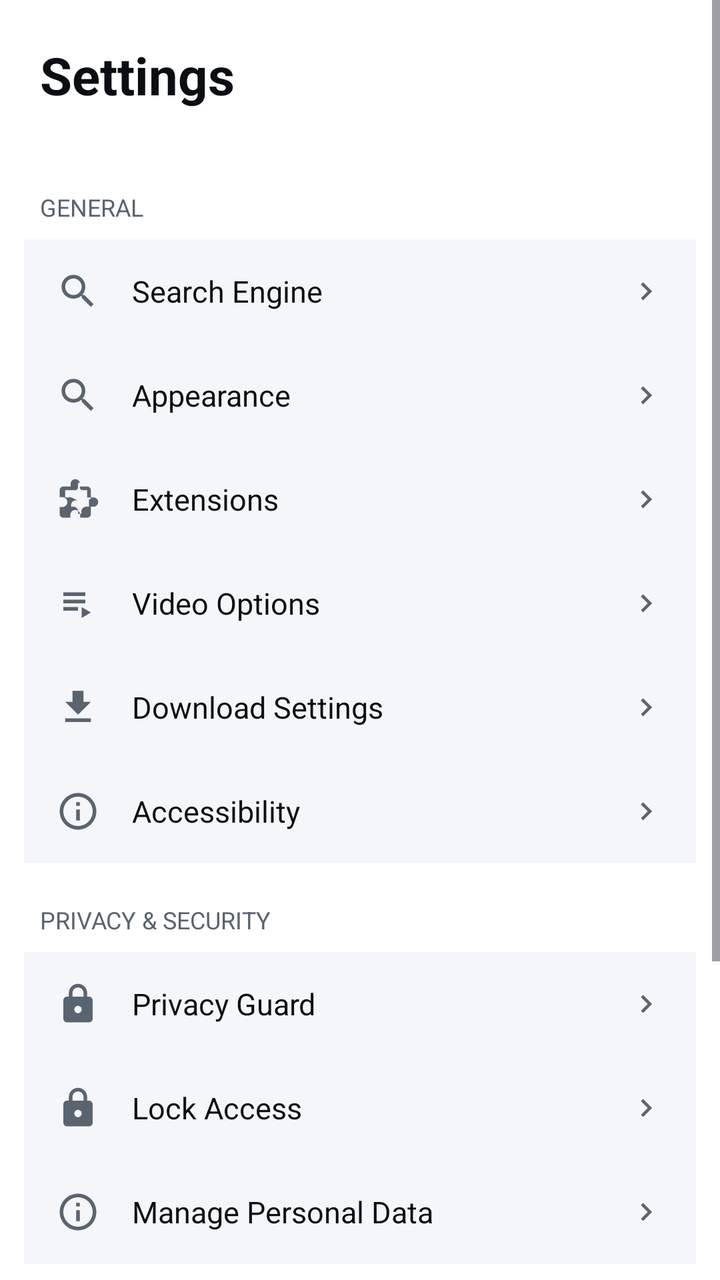
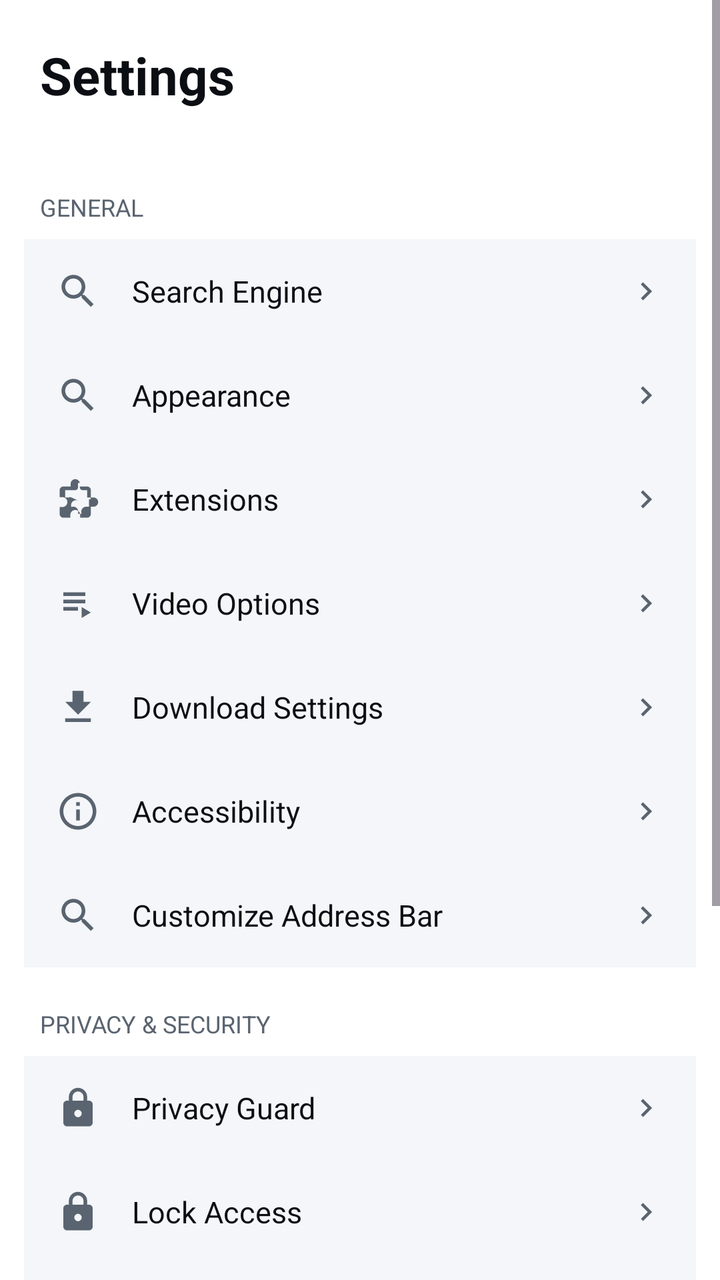

Two renders of the same Android screen: before a commit and after it. Below are the layout's source before the change and the commit's diff.
<!-- AndroidManifest.xml: application theme Theme.UHCompanion -->
<!-- res/layout/activity_settings.xml -->
<?xml version="1.0" encoding="utf-8"?>
<ScrollView xmlns:android="http://schemas.android.com/apk/res/android"
    xmlns:app="http://schemas.android.com/apk/res-auto"
    android:layout_width="match_parent"
    android:layout_height="match_parent"
    android:background="@color/bg">

    <LinearLayout
        android:layout_width="match_parent"
        android:layout_height="wrap_content"
        android:orientation="vertical"
        android:paddingTop="20dp"
        android:paddingBottom="20dp">

        <TextView
            android:layout_width="wrap_content"
            android:layout_height="wrap_content"
            android:layout_marginStart="20dp"
            android:text="Settings"
            android:textColor="@color/text"
            android:textSize="26sp"
            android:textStyle="bold" />

        <TextView
            android:id="@+id/settingsVersionLabel"
            android:layout_width="wrap_content"
            android:layout_height="wrap_content"
            android:layout_marginStart="20dp"
            android:layout_marginTop="4dp"
            android:text=""
            android:textColor="@color/subtext"
            android:textSize="12sp" />

        <TextView
            android:layout_width="wrap_content"
            android:layout_height="wrap_content"
            android:layout_marginStart="20dp"
            android:layout_marginTop="20dp"
            android:text="GENERAL"
            android:textColor="@color/subtext"
            android:textSize="12sp" />

        <LinearLayout
            android:layout_width="match_parent"
            android:layout_height="wrap_content"
            android:layout_marginTop="8dp"
            android:layout_marginStart="12dp"
            android:layout_marginEnd="12dp"
            android:orientation="vertical"
            android:background="@color/surface">

            <LinearLayout android:id="@+id/settingsSearchEngine" style="@style/UhSettingsRow">
                <ImageView style="@style/UhSettingsIcon" android:src="@drawable/ic_search" />
                <TextView style="@style/UhSettingsLabel" android:text="Search Engine" />
                <ImageView style="@style/UhSettingsChevron" />
            </LinearLayout>

            <LinearLayout android:id="@+id/settingsAppearance" style="@style/UhSettingsRow">
                <ImageView style="@style/UhSettingsIcon" android:src="@drawable/ic_search" />
                <TextView style="@style/UhSettingsLabel" android:text="Appearance" />
                <ImageView style="@style/UhSettingsChevron" />
            </LinearLayout>

            <LinearLayout android:id="@+id/settingsScripts" style="@style/UhSettingsRow">
                <ImageView style="@style/UhSettingsIcon" android:src="@drawable/ic_extension_rounded" />
                <TextView style="@style/UhSettingsLabel" android:text="Extensions" />
                <ImageView style="@style/UhSettingsChevron" />
            </LinearLayout>

            <LinearLayout android:id="@+id/settingsVideo" style="@style/UhSettingsRow">
                <ImageView style="@style/UhSettingsIcon" android:src="@drawable/ic_playlist" />
                <TextView style="@style/UhSettingsLabel" android:text="Video Options" />
                <ImageView style="@style/UhSettingsChevron" />
            </LinearLayout>

            <LinearLayout android:id="@+id/settingsDownloads" style="@style/UhSettingsRow">
                <ImageView style="@style/UhSettingsIcon" android:src="@drawable/ic_downloads" />
                <TextView style="@style/UhSettingsLabel" android:text="Download Settings" />
                <ImageView style="@style/UhSettingsChevron" />
            </LinearLayout>

            <LinearLayout android:id="@+id/settingsAccessibility" style="@style/UhSettingsRow">
                <ImageView style="@style/UhSettingsIcon" android:src="@drawable/ic_info" />
                <TextView style="@style/UhSettingsLabel" android:text="Accessibility" />
                <ImageView style="@style/UhSettingsChevron" />
            </LinearLayout>
        </LinearLayout>

        <TextView
            android:layout_width="wrap_content"
            android:layout_height="wrap_content"
            android:layout_marginStart="20dp"
            android:layout_marginTop="20dp"
            android:text="PRIVACY &amp; SECURITY"
            android:textColor="@color/subtext"
            android:textSize="12sp" />

        <LinearLayout
            android:layout_width="match_parent"
            android:layout_height="wrap_content"
            android:layout_marginTop="8dp"
            android:layout_marginStart="12dp"
            android:layout_marginEnd="12dp"
            android:orientation="vertical"
            android:background="@color/surface">

            <LinearLayout android:id="@+id/settingsPrivacyGuard" style="@style/UhSettingsRow">
                <ImageView style="@style/UhSettingsIcon" android:src="@drawable/ic_lock" />
                <TextView style="@style/UhSettingsLabel" android:text="Privacy Guard" />
                <ImageView style="@style/UhSettingsChevron" />
            </LinearLayout>

            <LinearLayout android:id="@+id/settingsLockAccess" style="@style/UhSettingsRow">
                <ImageView style="@style/UhSettingsIcon" android:src="@drawable/ic_lock" />
                <TextView style="@style/UhSettingsLabel" android:text="Lock Access" />
                <ImageView style="@style/UhSettingsChevron" />
            </LinearLayout>

            <LinearLayout android:id="@+id/settingsManageData" style="@style/UhSettingsRow">
                <ImageView style="@style/UhSettingsIcon" android:src="@drawable/ic_info" />
                <TextView style="@style/UhSettingsLabel" android:text="Manage Personal Data" />
                <ImageView style="@style/UhSettingsChevron" />
            </LinearLayout>
        </LinearLayout>

        <TextView
            android:layout_width="wrap_content"
            android:layout_height="wrap_content"
            android:layout_marginStart="20dp"
            android:layout_marginTop="20dp"
            android:text="ABOUT"
            android:textColor="@color/subtext"
            android:textSize="12sp" />

        <LinearLayout
            android:layout_width="match_parent"
            android:layout_height="wrap_content"
            android:layout_marginTop="8dp"
            android:layout_marginStart="12dp"
            android:layout_marginEnd="12dp"
            android:orientation="vertical"
            android:background="@color/surface">

            <LinearLayout android:id="@+id/settingsVersion" style="@style/UhSettingsRow">
                <ImageView style="@style/UhSettingsIcon" android:src="@drawable/ic_info" />
                <TextView style="@style/UhSettingsLabel" android:text="Version" />
                <ImageView style="@style/UhSettingsChevron" />
            </LinearLayout>

            <LinearLayout android:id="@+id/settingsUpdate" style="@style/UhSettingsRow">
                <ImageView style="@style/UhSettingsIcon" android:src="@drawable/ic_reload" />
                <TextView style="@style/UhSettingsLabel" android:text="Check for update" />
                <ImageView style="@style/UhSettingsChevron" />
            </LinearLayout>

            <LinearLayout android:id="@+id/settingsLogs" style="@style/UhSettingsRow">
                <ImageView style="@style/UhSettingsIcon" android:src="@drawable/ic_tabs" />
                <TextView style="@style/UhSettingsLabel" android:text="Logs" />
                <ImageView style="@style/UhSettingsChevron" />
            </LinearLayout>
        </LinearLayout>
    </LinearLayout>
</ScrollView>
<!-- resources referenced by this layout -->
<resources>
  <color name="bg">#FFFFFF</color>
  <color name="subtext">#5A6470</color>
  <color name="surface">#F4F6F9</color>
  <color name="text">#0B0E13</color>
  <!-- drawable ic_downloads (drawable) -->
  <vector xmlns:android="http://schemas.android.com/apk/res/android"
      android:width="24dp" android:height="24dp"
      android:viewportWidth="24" android:viewportHeight="24">
      <path android:fillColor="#000000"
          android:pathData="M19,9h-4V3H9v6H5l7,7 7,-7zM5,18v2h14v-2H5z"/>
  </vector>
  <!-- drawable ic_info (drawable) -->
  <vector xmlns:android="http://schemas.android.com/apk/res/android"
      android:width="24dp" android:height="24dp"
      android:viewportWidth="24" android:viewportHeight="24">
      <path android:fillColor="#E6EDF5"
          android:pathData="M11,7h2v2h-2zM11,11h2v6h-2zM12,2C6.48,2 2,6.48 2,12s4.48,10 10,10 10,-4.48 10,-10S17.52,2 12,2zM12,20c-4.41,0 -8,-3.59 -8,-8s3.59,-8 8,-8 8,3.59 8,8 -3.59,8 -8,8z"/>
  </vector>
  <!-- drawable ic_playlist (drawable) -->
  <vector xmlns:android="http://schemas.android.com/apk/res/android"
      android:width="24dp" android:height="24dp"
      android:viewportWidth="24" android:viewportHeight="24">
      <path android:fillColor="#000000"
          android:pathData="M4,10h12v2H4zM4,6h12v2H4zM4,14h8v2H4zM14,14v6l5,-3z"/>
  </vector>
  <!-- drawable ic_reload (drawable) -->
  <vector xmlns:android="http://schemas.android.com/apk/res/android"
      android:width="24dp" android:height="24dp"
      android:viewportWidth="24" android:viewportHeight="24">
      <path android:fillColor="#E6EDF5"
          android:pathData="M17.65,6.35C16.2,4.9 14.21,4 12,4c-4.42,0 -7.99,3.58 -8,8s3.58,8 8,8c3.73,0 6.84,-2.55 7.73,-6h-2.08c-0.82,2.33 -3.04,4 -5.65,4 -3.31,0 -6,-2.69 -6,-6s2.69,-6 6,-6c1.66,0 3.14,0.69 4.22,1.78L13,11h7V4l-2.35,2.35z"/>
  </vector>
  <!-- drawable ic_tabs (drawable) -->
  <vector xmlns:android="http://schemas.android.com/apk/res/android"
      android:width="24dp" android:height="24dp"
      android:viewportWidth="24" android:viewportHeight="24">
      <path android:fillColor="#E6EDF5"
          android:pathData="M4,4h10v10H4zM10,10h10v10H10z" android:fillAlpha="0.55"/>
      <path android:fillColor="#E6EDF5"
          android:pathData="M8,2h14v14h-2V4H8z"/>
  </vector>
  <style name="UhSettingsChevron">
          <item name="android:layout_width">18dp</item>
          <item name="android:layout_height">18dp</item>
          <item name="android:src">@drawable/ic_forward</item>
          <item name="android:tint">@color/subtext</item>
      </style>
  <style name="UhSettingsIcon">
          <item name="android:layout_width">22dp</item>
          <item name="android:layout_height">22dp</item>
          <item name="android:tint">@color/subtext</item>
      </style>
  <style name="UhSettingsLabel">
          <item name="android:layout_width">0dp</item>
          <item name="android:layout_height">wrap_content</item>
          <item name="android:layout_weight">1</item>
          <item name="android:layout_marginStart">16dp</item>
          <item name="android:textColor">@color/text</item>
          <item name="android:textSize">15sp</item>
      </style>
  <style name="Theme.UHCompanion" parent="Theme.Material3.DayNight.NoActionBar">
          <item name="android:statusBarColor">@color/bg</item>
          <item name="android:navigationBarColor">@color/bg</item>
          <item name="android:windowLightStatusBar">true</item>
          <item name="colorPrimary">@color/accent</item>
          <item name="colorOnPrimary">@color/bg</item>
          <item name="colorSurface">@color/surface</item>
          <item name="colorOnSurface">@color/text</item>
      </style>
  <!-- drawable ic_forward (drawable) -->
  <vector xmlns:android="http://schemas.android.com/apk/res/android"
      android:width="24dp" android:height="24dp"
      android:viewportWidth="24" android:viewportHeight="24">
      <path android:fillColor="#E6EDF5"
          android:pathData="M8.59,16.59L10,18l6,-6 -6,-6 -1.41,1.41L13.17,12z"/>
  </vector>
  <color name="accent">#0891B2</color>
  <!-- unchanged entries left out for length: 4 -->
</resources>

<!-- the commit's change to res/layout/activity_settings.xml (unified diff, before → after) -->
@@ -79,12 +79,18 @@
                 <ImageView style="@style/UhSettingsChevron" />
             </LinearLayout>
 
-            <LinearLayout android:id="@+id/settingsAccessibility" style="@style/UhSettingsRow">
-                <ImageView style="@style/UhSettingsIcon" android:src="@drawable/ic_info" />
-                <TextView style="@style/UhSettingsLabel" android:text="Accessibility" />
-                <ImageView style="@style/UhSettingsChevron" />
-            </LinearLayout>
-        </LinearLayout>
+           <LinearLayout android:id="@+id/settingsAccessibility" style="@style/UhSettingsRow">
+              <ImageView style="@style/UhSettingsIcon" android:src="@drawable/ic_info" />
+              <TextView style="@style/UhSettingsLabel" android:text="Accessibility" />
+              <ImageView style="@style/UhSettingsChevron" />
+          </LinearLayout>
+
+          <LinearLayout android:id="@+id/settingsCustomizeAddressBar" style="@style/UhSettingsRow">
+             <ImageView style="@style/UhSettingsIcon" android:src="@drawable/ic_search" />
+             <TextView style="@style/UhSettingsLabel" android:text="Customize Address Bar" />
+             <ImageView style="@style/UhSettingsChevron" />
+         </LinearLayout>
+     </LinearLayout>
 
         <TextView
             android:layout_width="wrap_content"
